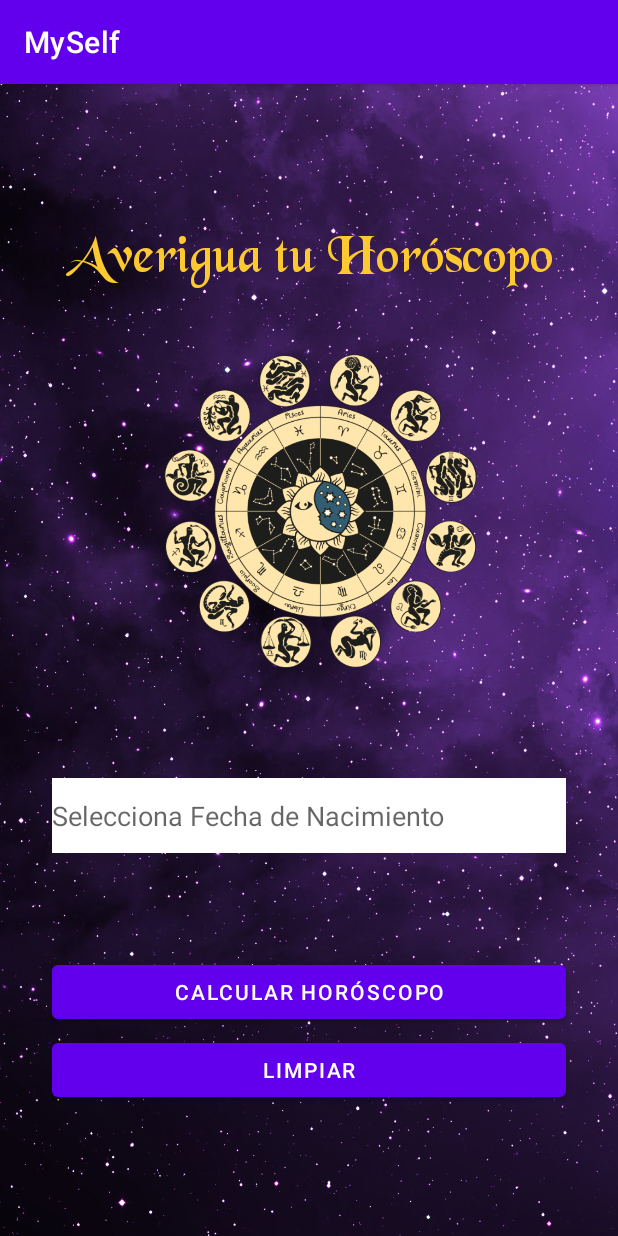
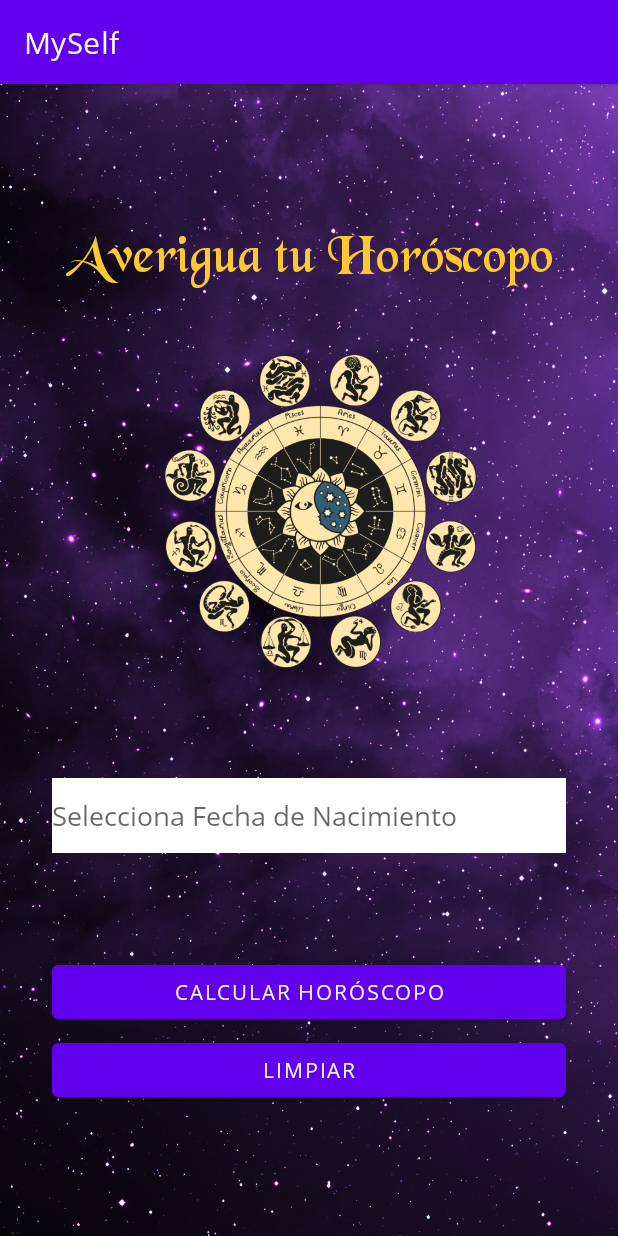
Before and after one commit to JoseAntonioGalan/PMDMT3-Practica, an Android app: the screen it shows after launch (MainActivity), on a phone screen of 412 x 824 dp. Run offline under Robolectric (Android 15) with nearby library versions, the phone set to English and light mode, and no system bars.

Commit message:
Finalizacion Practica

```diff
--- a/app/src/main/res/values/Estilo.xml
+++ b/app/src/main/res/values/Estilo.xml
@@ -2,5 +2,6 @@
 <resources>
     <style name="miEstilo" parent="@style/Theme.PMDMT3Practica">
         <item name="android:textColor">@color/amarilloClaro</item>
+        <item name="android:fontFamily">@font/opensansregular</item>
     </style>
 </resources>
--- a/app/src/main/res/values/colors.xml
+++ b/app/src/main/res/values/colors.xml
@@ -9,4 +9,5 @@
     <color name="white">#FFFFFFFF</color>
     <color name="amarilloClaro">#FCCA30</color>
     <color name="amarilloOscuro">#D1A005</color>
+    <color name="grisClaro">#CFCDC6</color>
 </resources>
```
Also changed, not shown: app/src/main/res/font/opensansregular.ttf (added).
